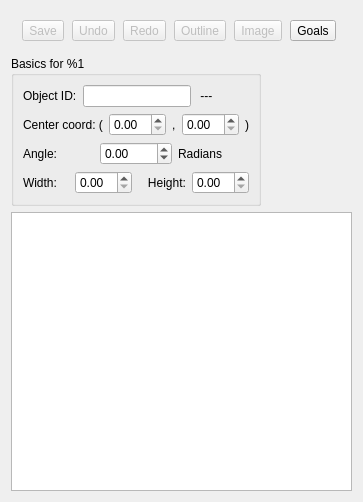
the-butterfly-effect/tbe, file src/view/EditObjectDialog.ui: the form before one commit.
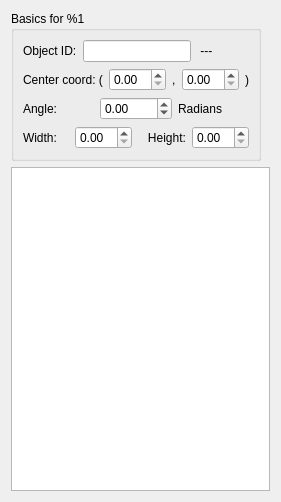
The form after the commit.

Commit message: make DrawDebug and DrawPolyOutline into menu items, remove all buttons in EditoObjectDialog and make the goal Editor another menu item.

Patch:
```diff
--- a/src/view/EditObjectDialog.ui
+++ b/src/view/EditObjectDialog.ui
@@ -6,7 +6,7 @@
    <rect>
     <x>0</x>
     <y>0</y>
-    <width>363</width>
+    <width>281</width>
     <height>502</height>
    </rect>
   </property>
@@ -14,81 +14,6 @@
    <string>Edit Object</string>
   </property>
   <layout class="QVBoxLayout" name="verticalLayout_2">
-   <item>
-    <widget class="QFrame" name="frame">
-     <layout class="QHBoxLayout" name="horizontalLayout_5">
-      <item>
-       <widget class="QToolButton" name="toolButtonSave">
-        <property name="enabled">
-         <bool>false</bool>
-        </property>
-        <property name="toolTip">
-         <string>Save the Level</string>
-        </property>
-        <property name="text">
-         <string>Save</string>
-        </property>
-        <property name="iconSize">
-         <size>
-          <width>24</width>
-          <height>24</height>
-         </size>
-        </property>
-        <property name="toolButtonStyle">
-         <enum>Qt::ToolButtonTextUnderIcon</enum>
-        </property>
-       </widget>
-      </item>
-      <item>
-       <widget class="QToolButton" name="toolButtonUndo">
-        <property name="enabled">
-         <bool>false</bool>
-        </property>
-        <property name="text">
-         <string>Undo</string>
-        </property>
-       </widget>
-      </item>
-      <item>
-       <widget class="QToolButton" name="toolButtonRedo">
-        <property name="enabled">
-         <bool>false</bool>
-        </property>
-        <property name="text">
-         <string>Redo</string>
-        </property>
-       </widget>
-      </item>
-      <item>
-       <widget class="QToolButton" name="toolButtonOutline">
-        <property name="enabled">
-         <bool>false</bool>
-        </property>
-        <property name="text">
-         <string>Outline</string>
-        </property>
-       </widget>
-      </item>
-      <item>
-       <widget class="QToolButton" name="toolButtonImage">
-        <property name="enabled">
-         <bool>false</bool>
-        </property>
-        <property name="text">
-         <string>Image</string>
-        </property>
-       </widget>
-      </item>
-      <item>
-       <widget class="QToolButton" name="toolButtonGoals">
-        <property name="text">
-         <string>Goals</string>
-        </property>
-       </widget>
-      </item>
-     </layout>
-    </widget>
-   </item>
    <item>
     <widget class="QGroupBox" name="groupBox">
      <property name="sizePolicy">
```
The commit also changes 8 other files.
